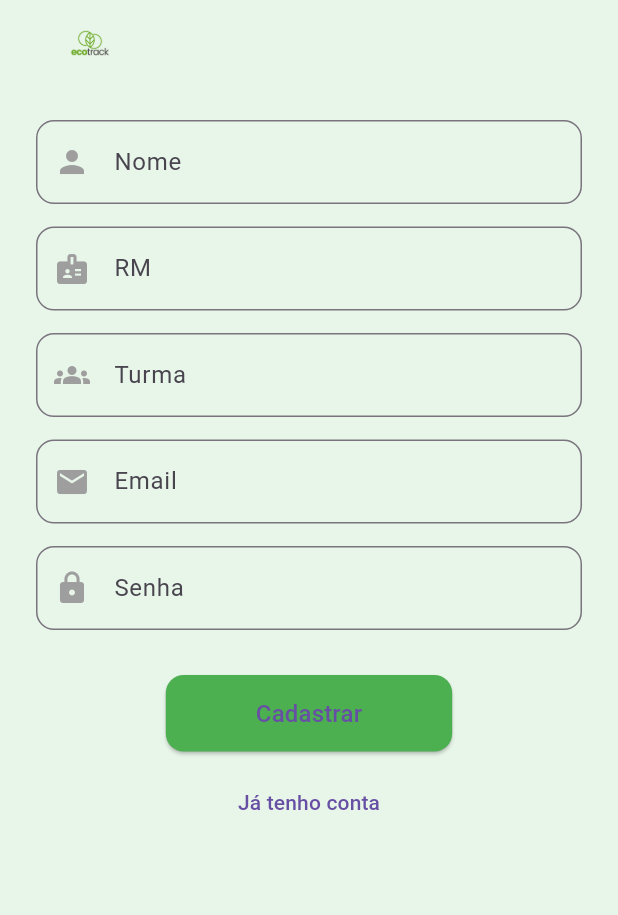
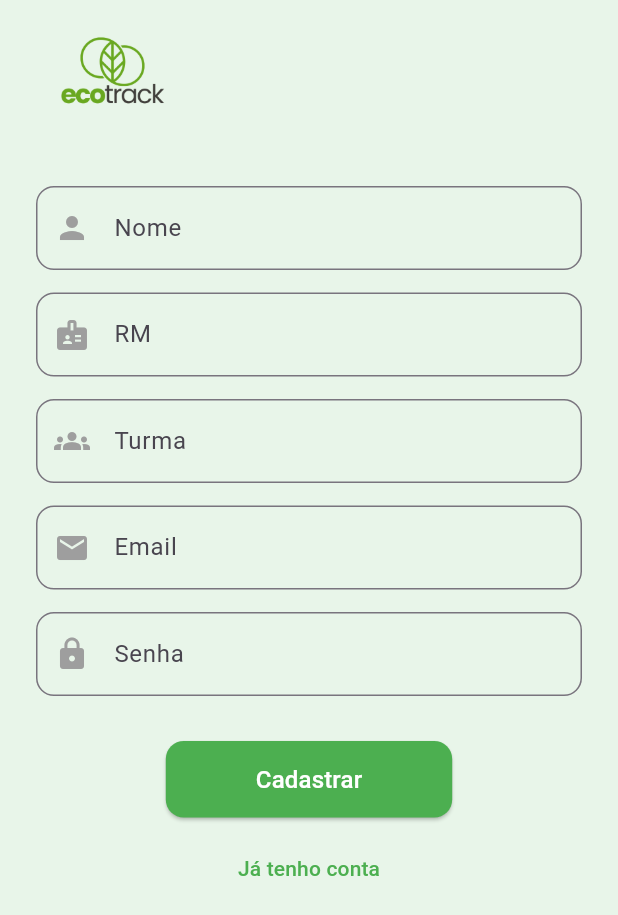
Before and after one commit to batistbz/pam_bea2, a Flutter app: the RegisterScreen screen opened directly, on a phone screen of 412 x 824 dp. Shown: the top 915 px of the screen. Run offline on Flutter 3.47's test engine with Material 3 defaults, Android fonts, the phone set to English and light mode, and no system bars.

Commit message:
logo adicionada e botões estilizados

```diff
--- a/appeco/lib/screens/login_screen.dart
+++ b/appeco/lib/screens/login_screen.dart
@@ -15,6 +15,7 @@ class _LoginScreenState extends State<LoginScreen> {
   //criar as variantes
   final TextEditingController emailController = TextEditingController();
   final TextEditingController senhaController = TextEditingController();
+  final _formKey = GlobalKey<FormState>();
   FocusNode emailFocus = FocusNode();
   FocusNode senhaFocus = FocusNode();
   double opacity = 0.5;
--- a/appeco/lib/screens/register_screen.dart
+++ b/appeco/lib/screens/register_screen.dart
@@ -43,24 +43,22 @@ class _RegisterScreenState extends State<RegisterScreen> {
       appBar: AppBar(
         backgroundColor: Colors.green[50],
         automaticallyImplyLeading: false,
-        leadingWidth: 120,
-        leading: Padding(
-          padding: EdgeInsets.all(8),
-          child: Image.asset(
-            "assets/ecotrack.png",
-          height: 150,
-          width: 150,
-          fit: BoxFit.contain,
+        toolbarHeight: 80,
+          titleSpacing: 0,
+          title: Padding(
+            padding: const EdgeInsets.only(top: 10, left: 20),
+            child: Image.asset(
+              'assets/ecotrack.png',
+              width: 110,
+            ),
           ),
-        ),
       ),
-
       body: Padding(
         padding: const EdgeInsets.all(24),
         child: SingleChildScrollView(
           child: Column(
             children: [
-
+              const SizedBox(height: 20),
               TextField(
                 focusNode: nomeFocus,
                 decoration: InputDecoration(
@@ -228,7 +226,10 @@ class _RegisterScreenState extends State<RegisterScreen> {
 
                 child: const Text(
                   "Cadastrar",
-                  style: TextStyle(fontSize: 16),
+                  style: TextStyle(
+                    fontSize: 16,
+                    color: Colors.white,
+                  ),
                 ),
               ),
 
@@ -238,7 +239,13 @@ class _RegisterScreenState extends State<RegisterScreen> {
                 onPressed: () {
                   Navigator.pop(context);
                 },
-                child: const Text("Já tenho conta"),
+                child: const Text(
+                  "Já tenho conta",
+                  style: TextStyle(
+                    fontSize: 14,
+                    color: Colors.green,
+                  ),
+                ),
               ),
 
             ],
--- a/appeco/pubspec.yaml
+++ b/appeco/pubspec.yaml
@@ -17,5 +17,6 @@ dev_dependencies:
 
 flutter:
   uses-material-design: true
+
   assets:
     - assets/ecotrack.png
```
